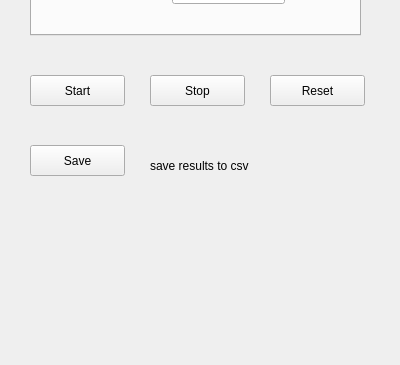
Old version of the form utilities/msmonitor_cs/client/msmonitor/qmsmsettings.ui in the repository akiml/ampehre; both pictures show x 0 to 400 and y 275 to 640 of the 400 by 640 pixel window.
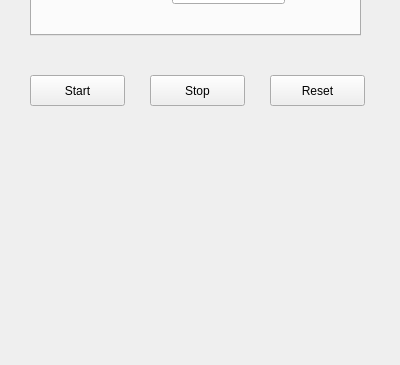
New version of the form.

Diff of the .ui file:
```diff
--- a/utilities/msmonitor_cs/client/msmonitor/qmsmsettings.ui
+++ b/utilities/msmonitor_cs/client/msmonitor/qmsmsettings.ui
@@ -368,32 +368,6 @@
     <string>Reset</string>
    </property>
   </widget>
-  <widget class="QPushButton" name="pushButton_save">
-   <property name="geometry">
-    <rect>
-     <x>30</x>
-     <y>420</y>
-     <width>95</width>
-     <height>31</height>
-    </rect>
-   </property>
-   <property name="text">
-    <string>Save</string>
-   </property>
-  </widget>
-  <widget class="QLabel" name="label_5">
-   <property name="geometry">
-    <rect>
-     <x>150</x>
-     <y>430</y>
-     <width>131</width>
-     <height>21</height>
-    </rect>
-   </property>
-   <property name="text">
-    <string>save results to csv</string>
-   </property>
-  </widget>
  </widget>
  <resources/>
  <connections/>
```
